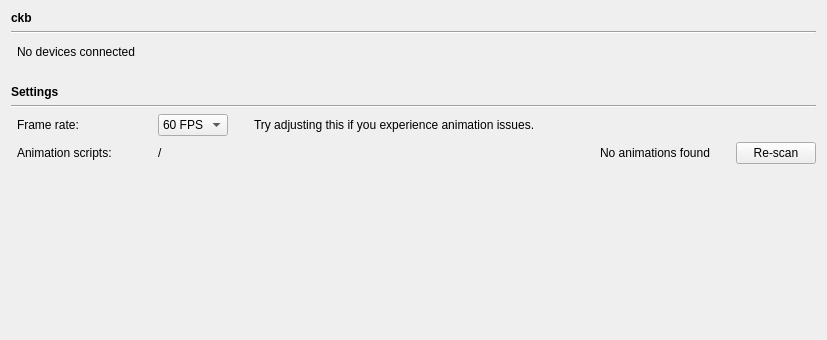
Old version of the form src/ckb/settingswidget.ui in the repository ckb-next/ckb-next; both pictures show x 0 to 827 and y 0 to 340 of the 827 by 619 pixel window.
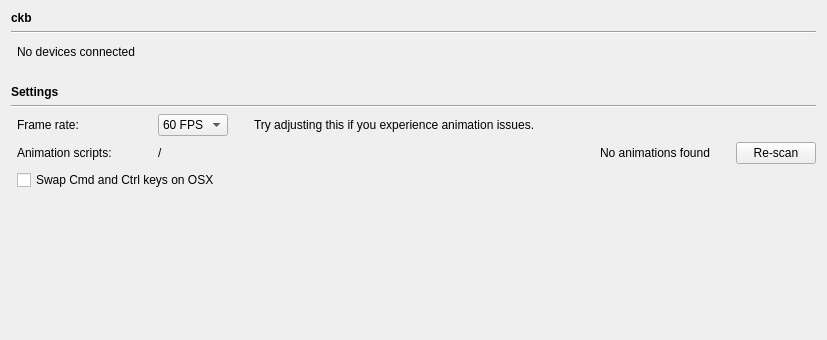
New version of the form.

Commit message: Key rebinding in ckb (OSX) Setting to switch the Cmd and Ctrl keys automatically Dvorak keyboard layouts (US and UK) Non-RGB keyboards won't show a lighting tab anymore (since they don't support it) Misc fixes

What changed in the file:
```diff
--- a/src/ckb/settingswidget.ui
+++ b/src/ckb/settingswidget.ui
@@ -307,6 +307,13 @@
      </item>
     </layout>
    </item>
+   <item row="9" column="1">
+    <widget class="QCheckBox" name="osxSwapBox">
+     <property name="text">
+      <string>Swap Cmd and Ctrl keys on OSX</string>
+     </property>
+    </widget>
+   </item>
   </layout>
  </widget>
  <resources/>
```
The commit also changes 41 other files.
